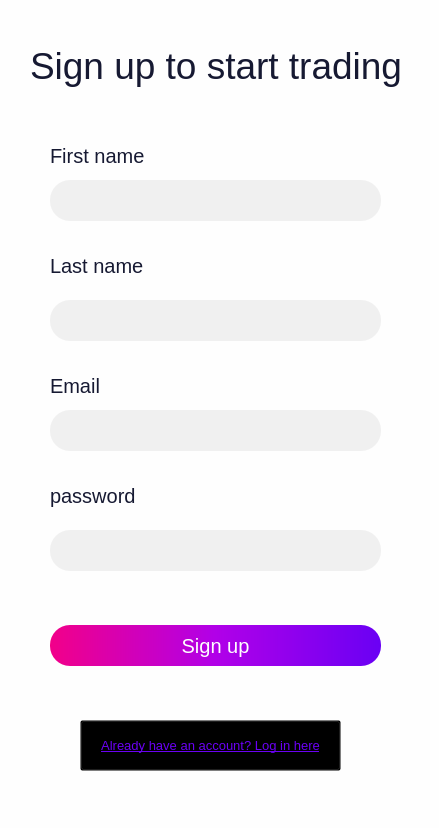
First picture: the form in UI/signup.ui, repository eliran-ovadia/demo-exchange-desktop, before the edit.
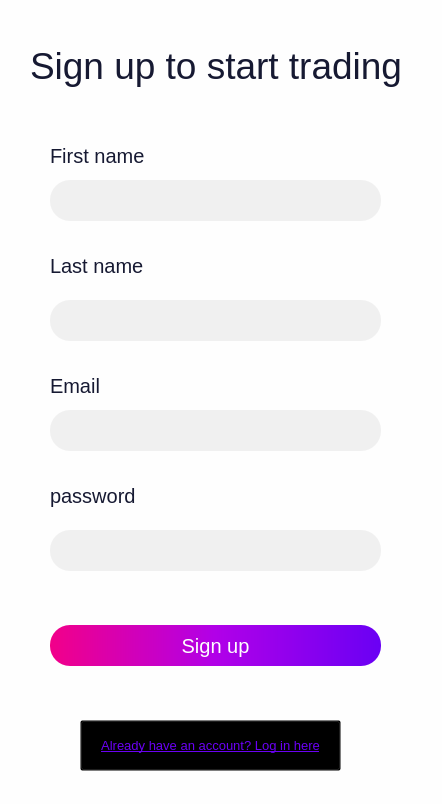
Second picture: the form after the edit.

```diff
--- a/UI/signup.ui
+++ b/UI/signup.ui
@@ -6,8 +6,8 @@
    <rect>
     <x>0</x>
     <y>0</y>
-    <width>439</width>
-    <height>828</height>
+    <width>442</width>
+    <height>804</height>
    </rect>
   </property>
   <property name="windowTitle">
@@ -233,7 +233,14 @@
     </property>
    </widget>
   </widget>
-  <widget class="QStatusBar" name="statusbar"/>
+  <widget class="QStatusBar" name="statusbar">
+   <property name="autoFillBackground">
+    <bool>false</bool>
+   </property>
+   <property name="styleSheet">
+    <string notr="true"/>
+   </property>
+  </widget>
  </widget>
  <resources/>
  <connections/>
```
Left out of the diff: 11 changed lines with no effect on the pictures.
